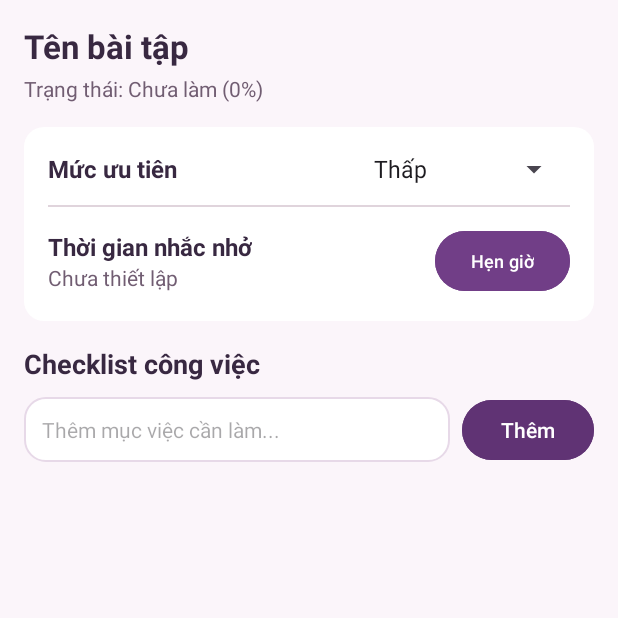
After one commit to Minh1337/QuanLyBaiTapSinhVien, an Android app: the TienDoActivity screen opened directly, with no data from a screen before it, on a phone screen of 412 x 824 dp, the top half of it. The commit adds this screen. Run offline under Robolectric (Android 15) with nearby library versions, the phone set to English and light mode, and no system bars.

Commit message:
Đã thêm: Tiến độ, lịch và nhắc hạn. Checklist, trạng thái tự báo cáo, ưu tiên, lịch tuần và thông báo riêng cho từng sinh viên.

```diff
--- /dev/null
+++ b/app/src/main/java/com/example/quanlybaitapsinhvien/TienDoActivity.java
@@ -0,0 +1,36 @@
+package com.example.quanlybaitapsinhvien;
+
+import android.content.Intent;
+import android.os.Bundle;
+import android.widget.TextView;
+
+import androidx.appcompat.app.AppCompatActivity;
+import androidx.core.graphics.Insets;
+import androidx.core.view.ViewCompat;
+import androidx.core.view.WindowInsetsCompat;
+
+public class TienDoActivity extends AppCompatActivity {
+    @Override
+    protected void onCreate(Bundle savedInstanceState) {
+        super.onCreate(savedInstanceState);
+        setContentView(R.layout.activity_tien_do);
+
+        // Xử lý WindowInsets để giao diện không đè lên Status Bar (cột pin, sóng)
+        ViewCompat.setOnApplyWindowInsetsListener(findViewById(android.R.id.content), (v, insets) -> {
+            Insets systemBars = insets.getInsets(WindowInsetsCompat.Type.systemBars());
+            v.setPadding(systemBars.left, systemBars.top, systemBars.right, systemBars.bottom);
+            return insets;
+        });
+
+        TextView tvTenBai = findViewById(R.id.tvTenBai);
+        TextView tvTrangThai = findViewById(R.id.tvTrangThai);
+
+        Intent intent = getIntent();
+        if (intent != null) {
+            String tenBai = intent.getStringExtra("TEN_BAI");
+            if (tenBai != null) {
+                tvTenBai.setText(tenBai);
+            }
+        }
+    }
+}
--- /dev/null
+++ b/app/src/main/res/layout/activity_tien_do.xml
@@ -0,0 +1,157 @@
+<?xml version="1.0" encoding="utf-8"?>
+<LinearLayout xmlns:android="http://schemas.android.com/apk/res/android"
+    android:layout_width="match_parent"
+    android:layout_height="match_parent"
+    android:background="#FBF5FA"
+    android:orientation="vertical"
+    android:padding="16dp">
+
+    <!-- Header: Tên bài tập và tiến độ -->
+    <TextView
+        android:id="@+id/tvTenBai"
+        android:layout_width="match_parent"
+        android:layout_height="wrap_content"
+        android:layout_marginBottom="4dp"
+        android:text="Tên bài tập"
+        android:textColor="#382841"
+        android:textSize="22sp"
+        android:textStyle="bold" />
+
+    <TextView
+        android:id="@+id/tvTrangThai"
+        android:layout_width="match_parent"
+        android:layout_height="wrap_content"
+        android:layout_marginBottom="16dp"
+        android:text="Trạng thái: Chưa làm (0%)"
+        android:textColor="#715D72"
+        android:textSize="14sp" />
+
+    <!-- Card: Thiết lập Mức ưu tiên và Thời gian nhắc -->
+    <LinearLayout
+        android:layout_width="match_parent"
+        android:layout_height="wrap_content"
+        android:background="@drawable/bg_home_card"
+        android:orientation="vertical"
+        android:padding="16dp"
+        android:layout_marginBottom="16dp">
+
+        <LinearLayout
+            android:layout_width="match_parent"
+            android:layout_height="wrap_content"
+            android:gravity="center_vertical"
+            android:orientation="horizontal"
+            android:layout_marginBottom="12dp">
+
+            <TextView
+                android:layout_width="0dp"
+                android:layout_height="wrap_content"
+                android:layout_weight="1"
+                android:text="Mức ưu tiên"
+                android:textColor="#382841"
+                android:textSize="16sp"
+                android:textStyle="bold" />
+
+            <!-- Array muc_uu_tien_array: Thấp, Trung bình, Cao -->
+            <Spinner
+                android:id="@+id/spinnerUuTien"
+                android:layout_width="wrap_content"
+                android:layout_height="wrap_content"
+                android:entries="@array/muc_uu_tien_array" />
+        </LinearLayout>
+
+        <View
+            android:layout_width="match_parent"
+            android:layout_height="1dp"
+            android:background="#E0D4DC"
+            android:layout_marginBottom="12dp" />
+
+        <LinearLayout
+            android:layout_width="match_parent"
+            android:layout_height="wrap_content"
+            android:gravity="center_vertical"
+            android:orientation="horizontal">
+
+            <LinearLayout
+                android:layout_width="0dp"
+                android:layout_height="wrap_content"
+                android:layout_weight="1"
+                android:orientation="vertical">
+
+                <TextView
+                    android:layout_width="wrap_content"
+                    android:layout_height="wrap_content"
+                    android:text="Thời gian nhắc nhở"
+                    android:textColor="#382841"
+                    android:textSize="16sp"
+                    android:textStyle="bold" />
+
+                <TextView
+                    android:id="@+id/tvThoiGianNhac"
+                    android:layout_width="wrap_content"
+                    android:layout_height="wrap_content"
+                    android:text="Chưa thiết lập"
+                    android:textColor="#715D72"
+                    android:textSize="14sp" />
+            </LinearLayout>
+
+            <Button
+                android:id="@+id/btnChonGioNhac"
+                android:layout_width="wrap_content"
+                android:layout_height="wrap_content"
+                android:backgroundTint="#713E87"
+                android:text="Hẹn giờ"
+                android:textColor="@android:color/white"
+                android:textSize="12sp" />
+        </LinearLayout>
+    </LinearLayout>
+
+    <!-- Checklist Công việc -->
+    <TextView
+        android:layout_width="match_parent"
+        android:layout_height="wrap_content"
+        android:layout_marginBottom="8dp"
+        android:text="Checklist công việc"
+        android:textColor="#382841"
+        android:textSize="18sp"
+        android:textStyle="bold" />
+
+    <LinearLayout
+        android:layout_width="match_parent"
+        android:layout_height="wrap_content"
+        android:layout_marginBottom="12dp"
+        android:orientation="horizontal">
+
+        <EditText
+            android:id="@+id/etNewChecklist"
+            android:layout_width="0dp"
+            android:layout_height="wrap_content"
+            android:layout_weight="1"
+            android:background="@drawable/bg_input_field"
+            android:hint="Thêm mục việc cần làm..."
+            android:padding="12dp"
+            android:textColor="#382841"
+            android:textSize="14sp" />
+
+        <Button
+            android:id="@+id/btnAddChecklist"
+            android:layout_width="wrap_content"
+            android:layout_height="wrap_content"
+            android:layout_marginStart="8dp"
+            android:backgroundTint="#603374"
+            android:text="Thêm"
+            android:textColor="@android:color/white" />
+    </LinearLayout>
+
+    <ScrollView
+        android:layout_width="match_parent"
+        android:layout_height="0dp"
+        android:layout_weight="1">
+
+        <LinearLayout
+            android:id="@+id/checklistContainer"
+            android:layout_width="match_parent"
+            android:layout_height="wrap_content"
+            android:orientation="vertical" />
+    </ScrollView>
+
+</LinearLayout>
--- a/app/src/main/res/values/strings.xml
+++ b/app/src/main/res/values/strings.xml
@@ -1,3 +1,8 @@
 <resources>
     <string name="app_name">Sổ bài tập</string>
+    <string-array name="muc_uu_tien_array">
+        <item>Thấp</item>
+        <item>Trung bình</item>
+        <item>Cao</item>
+    </string-array>
 </resources>
```
Also changed, not shown: app/src/main/AndroidManifest.xml (+7 -0 lines), app/src/main/java/com/example/quanlybaitapsinhvien/CourseDetailActivity.java (+40 -6 lines), app/src/main/java/com/example/quanlybaitapsinhvien/DatabaseHelper.java (+32 -1 lines), app/src/main/java/com/example/quanlybaitapsinhvien/ReminderHelper.java (added, +72 -0 lines), app/src/main/java/com/example/quanlybaitapsinhvien/ReminderReceiver.java (added, +53 -0 lines), app/src/main/java/com/example/quanlybaitapsinhvien/TienDoDao.java (added), app/src/main/java/com/example/quanlybaitapsinhvien/models/MucChecklist.java (added), app/src/main/java/com/example/quanlybaitapsinhvien/models/TienDo.java (added), 1 other file.
